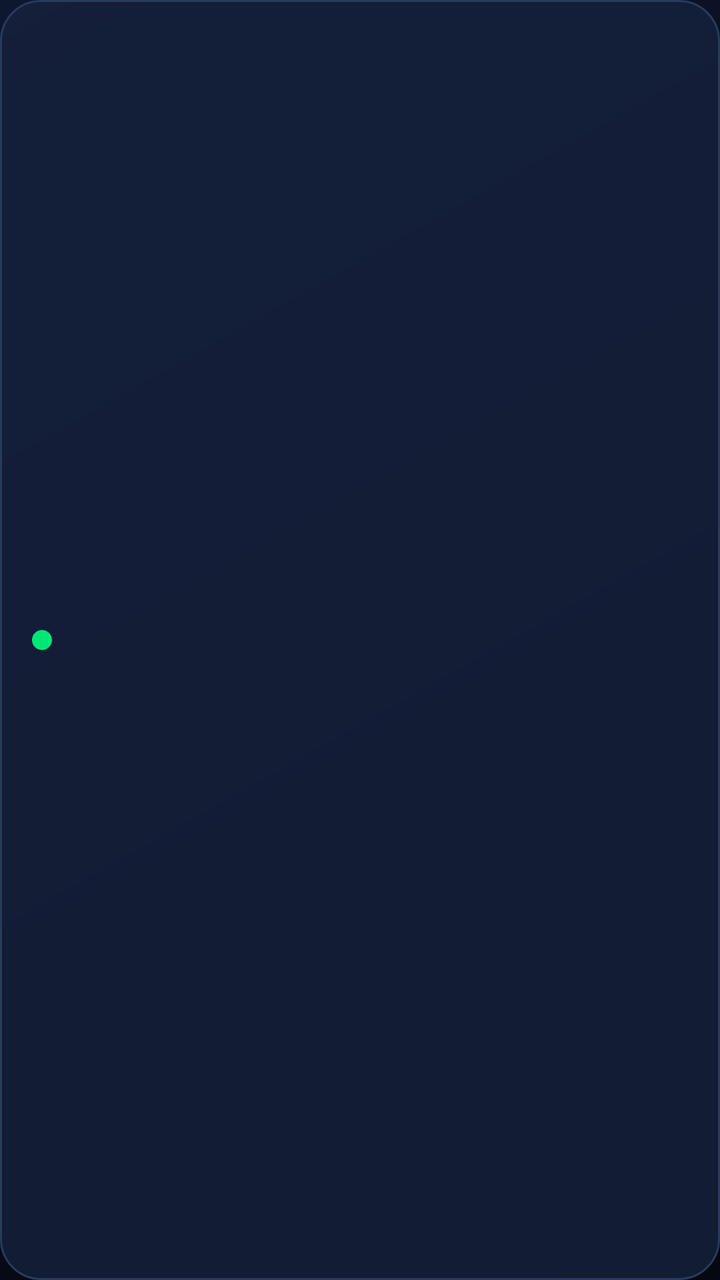
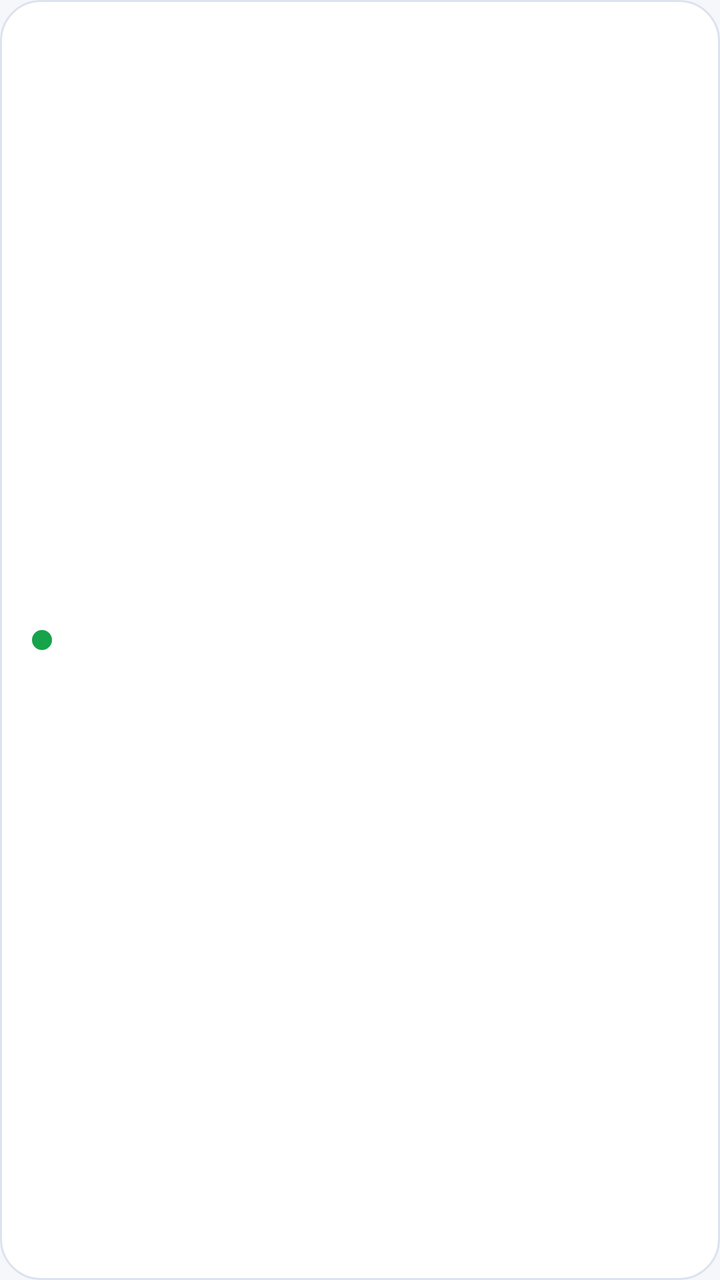

Screens rendered from an Android XML layout before and after an edit, with the pre-edit source and the edit as a unified diff.
<!-- AndroidManifest.xml: application theme Theme.CastLink -->
<!-- res/layout/item_device.xml -->
<?xml version="1.0" encoding="utf-8"?>
<LinearLayout xmlns:android="http://schemas.android.com/apk/res/android"
    android:layout_width="match_parent"
    android:layout_height="wrap_content"
    android:background="@drawable/bg_glass_card"
    android:gravity="center_vertical"
    android:orientation="horizontal"
    android:padding="16dp">

    
    <View
        android:layout_width="10dp"
        android:layout_height="10dp"
        android:background="@drawable/bg_dot_green"
        android:layout_marginEnd="12dp" />

    <LinearLayout
        android:layout_width="0dp"
        android:layout_height="wrap_content"
        android:layout_weight="1"
        android:orientation="vertical">

        <TextView
            android:id="@+id/tv_device_name"
            android:layout_width="wrap_content"
            android:layout_height="wrap_content"
            android:textColor="@color/nebula_text"
            android:textSize="16sp"
            android:textStyle="bold" />

        <TextView
            android:id="@+id/tv_device_ip"
            android:layout_width="wrap_content"
            android:layout_height="wrap_content"
            android:layout_marginTop="2dp"
            android:textColor="@color/nebula_text_3ry"
            android:textSize="13sp" />

        <TextView
            android:id="@+id/tv_device_signal"
            android:layout_width="wrap_content"
            android:layout_height="wrap_content"
            android:layout_marginTop="2dp"
            android:textColor="@color/nebula_text_3ry"
            android:textSize="12sp" />
    </LinearLayout>

    <TextView
        android:id="@+id/tv_device_badge"
        android:layout_width="wrap_content"
        android:layout_height="wrap_content"
        android:layout_marginEnd="8dp"
        android:paddingStart="10dp"
        android:paddingTop="5dp"
        android:paddingEnd="10dp"
        android:paddingBottom="5dp"
        android:textColor="@color/white"
        android:textSize="12sp" />

    <Button
        android:id="@+id/btn_favorite"
        android:layout_width="44dp"
        android:layout_height="44dp"
        android:background="@android:color/transparent"
        android:focusable="false"
        android:textColor="@color/nebula_cyan"
        android:textSize="20sp" />
</LinearLayout>
<!-- resources referenced by this layout -->
<resources>
  <color name="nebula_cyan">#00E5FF</color>
  <color name="nebula_text">#FFFFFF</color>
  <color name="nebula_text_3ry">#5C6B87</color>
  <color name="white">#FFFFFF</color>
  <!-- drawable bg_dot_green (drawable) -->
  <?xml version="1.0" encoding="utf-8"?>
  <shape xmlns:android="http://schemas.android.com/apk/res/android"
      android:shape="oval">
      <solid android:color="@color/status_green" />
  </shape>
  <!-- drawable bg_glass_card (drawable) -->
  <?xml version="1.0" encoding="utf-8"?>
  <shape xmlns:android="http://schemas.android.com/apk/res/android"
      android:shape="rectangle">
      <solid android:color="#CC16213C" />
      <stroke
          android:width="1dp"
          android:color="#2A3A5C" />
      <corners android:radius="20dp" />
  </shape>
  <style name="Theme.CastLink" parent="android:Theme.Material.NoActionBar">
          <item name="android:colorPrimary">@color/nebula_cyan</item>
          <item name="android:colorPrimaryDark">@color/nebula_bg</item>
          <item name="android:colorAccent">@color/nebula_cyan</item>
          <item name="android:windowBackground">@drawable/bg_nebula</item>
          <item name="android:textColorPrimary">@color/nebula_text</item>
          <item name="android:textColorSecondary">@color/nebula_text_2ry</item>
      </style>
  <color name="status_green">#00E676</color>
  <color name="nebula_bg">#050810</color>
  <!-- drawable bg_nebula (drawable) -->
  <?xml version="1.0" encoding="utf-8"?>
  <shape xmlns:android="http://schemas.android.com/apk/res/android"
      android:shape="rectangle">
      <gradient
          android:angle="135"
          android:startColor="#050810"
          android:centerColor="#080D1D"
          android:endColor="#0D1730"
          android:type="linear" />
  </shape>
  <color name="nebula_text_2ry">#9AA5BC</color>
</resources>

<!-- the commit's change to res/layout/item_device.xml (unified diff, before → after) -->
@@ -54,7 +54,7 @@
         android:paddingTop="5dp"
         android:paddingEnd="10dp"
         android:paddingBottom="5dp"
-        android:textColor="@color/white"
+        android:textColor="@color/nebula_on_accent"
         android:textSize="12sp" />
 
     <Button
<!-- resource entries referenced after the edit -->
@@ -1,9 +1,9 @@
 <!-- resources referenced by this layout -->
 <resources>
-  <color name="nebula_cyan">#00E5FF</color>
-  <color name="nebula_text">#FFFFFF</color>
-  <color name="nebula_text_3ry">#5C6B87</color>
-  <color name="white">#FFFFFF</color>
+  <color name="nebula_cyan">#2563EB</color>
+  <color name="nebula_on_accent">#FFFFFF</color>
+  <color name="nebula_text">#0F172A</color>
+  <color name="nebula_text_3ry">#7A869A</color>
   <!-- drawable bg_dot_green (drawable) -->
   <?xml version="1.0" encoding="utf-8"?>
   <shape xmlns:android="http://schemas.android.com/apk/res/android"
@@ -12,35 +12,28 @@
   </shape>
   <!-- drawable bg_glass_card (drawable) -->
   <?xml version="1.0" encoding="utf-8"?>
-  <shape xmlns:android="http://schemas.android.com/apk/res/android"
-      android:shape="rectangle">
-      <solid android:color="#CC16213C" />
-      <stroke
-          android:width="1dp"
-          android:color="#2A3A5C" />
+  <shape xmlns:android="http://schemas.android.com/apk/res/android" android:shape="rectangle">
+      <solid android:color="@color/nebula_glass" />
+      <stroke android:width="1dp" android:color="@color/nebula_glass_border" />
       <corners android:radius="20dp" />
   </shape>
-  <style name="Theme.CastLink" parent="android:Theme.Material.NoActionBar">
+  <style name="Theme.CastLink" parent="android:Theme.Material.Light.NoActionBar">
           <item name="android:colorPrimary">@color/nebula_cyan</item>
           <item name="android:colorPrimaryDark">@color/nebula_bg</item>
           <item name="android:colorAccent">@color/nebula_cyan</item>
-          <item name="android:windowBackground">@drawable/bg_nebula</item>
+          <item name="android:windowBackground">@color/nebula_bg</item>
+          <item name="android:statusBarColor">@color/nebula_bg</item>
+          <item name="android:navigationBarColor">@color/nebula_bg</item>
           <item name="android:textColorPrimary">@color/nebula_text</item>
           <item name="android:textColorSecondary">@color/nebula_text_2ry</item>
+          <item name="android:textColorHint">@color/nebula_text_3ry</item>
+          <item name="android:windowLightStatusBar">true</item>
       </style>
-  <color name="status_green">#00E676</color>
-  <color name="nebula_bg">#050810</color>
-  <!-- drawable bg_nebula (drawable) -->
-  <?xml version="1.0" encoding="utf-8"?>
-  <shape xmlns:android="http://schemas.android.com/apk/res/android"
-      android:shape="rectangle">
-      <gradient
-          android:angle="135"
-          android:startColor="#050810"
-          android:centerColor="#080D1D"
-          android:endColor="#0D1730"
-          android:type="linear" />
-  </shape>
-  <color name="nebula_text_2ry">#9AA5BC</color>
+  <color name="status_green">@color/nebula_green</color>
+  <color name="nebula_glass">#FFFFFF</color>
+  <color name="nebula_glass_border">#DCE3EF</color>
+  <color name="nebula_bg">#F5F7FB</color>
+  <color name="nebula_text_2ry">#475569</color>
+  <color name="nebula_green">#16A34A</color>
 </resources>
 
